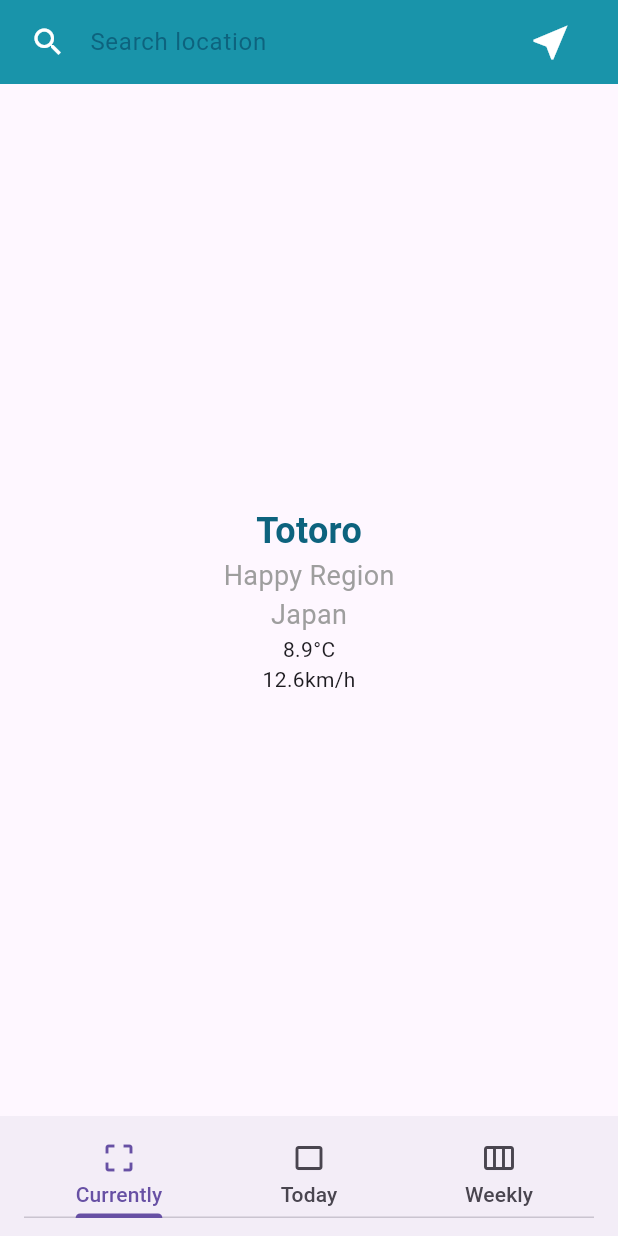
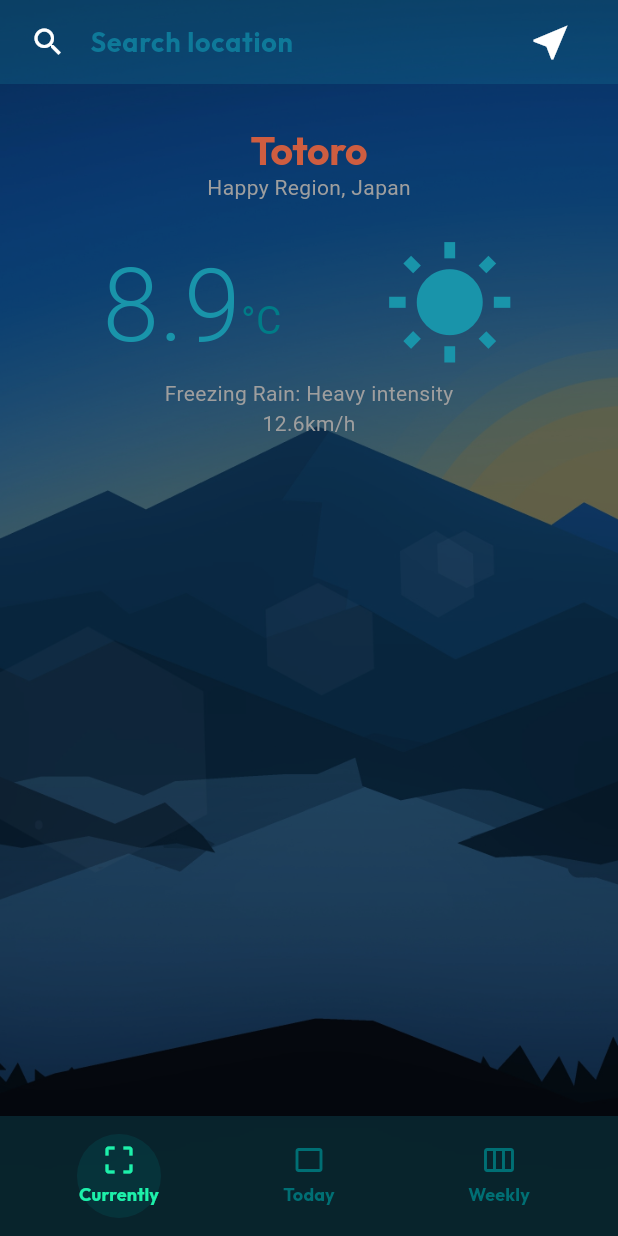
Before and after one commit to Neopuyo/WeatherApp, a Flutter app: the screen it shows after launch, on a phone screen of 412 x 824 dp. Run offline on Flutter 3.47's test engine with Material 3 defaults, Android fonts, the phone set to English and light mode, and no system bars; our stand-ins replace connectivity_plus, envied, geolocator, google_fonts, permission_handler.

Commit message:
module03 wip

```diff
--- /dev/null
+++ b/lib/design/weather_app_colors.dart
@@ -0,0 +1,47 @@
+// ignore_for_file: constant_identifier_names
+
+import 'package:flutter/material.dart';
+
+
+class WAppColor {
+  static const BG_COLOR                                 = Color(0xFF151525);
+  static const ACCENT                                   = Color(0xFF1DF0AA);
+  static const PRIMARY                                  = Color(0xFF1994AA);
+  static const SECONDARY                                = Color(0xFFCE5D40);
+  static const PRIMARY_WRITE_UP                         = Color(0xFF0D637E);
+    static const PRIMARY_WRITE_UP_L1                    = Color(0xFF0E7999);
+
+
+  static const TEXT_COLOR                               = Color(0xFF9e9e9e);
+  static const BODY_COLOR                               = Color(0xFF23233D);
+  static const BLACK                                    = Color(0xFF000000);
+  static const GREY                                     = Color(0xFF3a3f49);
+
+
+  static const MaterialColor primarySwatch = MaterialColor(0xFF1994AA, <int, Color>{
+     50: Color(0xFFB2E8E5),
+    100: Color(0xFF80D7D3),
+    200: Color(0xFF4DBBB9),
+    300: Color(0xFF26A6A0),
+    400: Color(0xFF1994AA),
+    500: Color(0xFF00899B),
+    600: Color(0xFF007C87),
+    700: Color(0xFF006F74),
+    800: Color(0xFF006260),
+    900: Color(0xFF004D4A),
+  });
+
+  static const MaterialColor accentSwatch = MaterialColor(0xFF1DF0AA, <int, Color>{
+     50: Color(0xFFB2F9E6),
+    100: Color(0xFF88F2D8),
+    200: Color(0xFF5DEBCA),
+    300: Color(0xFF32E0BB),
+    400: Color(0xFF1DF0AA),
+    500: Color(0xFF00E699),
+    600: Color(0xFF00CC88),
+    700: Color(0xFF00B277),
+    800: Color(0xFF009966),
+    900: Color(0xFF008055),
+  });
+
+}
--- /dev/null
+++ b/lib/design/weather_app_theme.dart
@@ -0,0 +1,158 @@
+// ignore_for_file: non_constant_identifier_names
+
+import 'package:flutter/material.dart';
+import 'package:flutter/widgets.dart';
+import 'package:google_fonts/google_fonts.dart';
+import 'package:weather_final_proj/design/weather_app_colors.dart';
+
+class WeatherAppTheme {
+
+  static ThemeData getWeatherAppTheme() {
+
+    return ThemeData(
+
+      // [1] textTheme
+      textTheme: TextTheme(
+        displayLarge: _titleFont(size: 26.0, color: WAppColor.SECONDARY),
+        displayMedium: _titleFont(size: 22.0, color: WAppColor.SECONDARY),
+        displaySmall: _titleFont(size: 16.0, color: WAppColor.SECONDARY),
+        titleLarge: _titleFont(size: 16.0, color: WAppColor.PRIMARY),
+        titleMedium: _titleFont(size: 14.0, color: WAppColor.PRIMARY),
+        titleSmall: _titleFont(size: 12.0, color: WAppColor.PRIMARY),
+        bodyLarge:_textFont(size: 16.0),
+        bodyMedium: _textFont(size: 14.0),
+        bodySmall: _textFont(size: 12.0),
+      ),
+
+      // [2] AppBarTheme
+      appBarTheme: AppBarTheme(
+        backgroundColor: WAppColor.PRIMARY.withOpacity(0.20),
+      ),
+
+      // [3] Scaffolf
+       scaffoldBackgroundColor: WAppColor.BG_COLOR, // covered by image
+
+      // [4] BottomNavigationBarThemeData
+      bottomAppBarTheme: BottomAppBarTheme(
+        color: WAppColor.PRIMARY.withOpacity(0.20),
+        elevation: 5.0,
+        surfaceTintColor: WAppColor.TEXT_COLOR,
+        shadowColor: WAppColor.SECONDARY,
+      ),
+
+      // [5] Icons
+      iconTheme: const IconThemeData(
+        color: WAppColor.SECONDARY,
+        size: 24.0,
+      ),
+
+      // [6] TabBarTheme
+      tabBarTheme: TabBarTheme(
+        dividerColor: WAppColor.PRIMARY,
+        dividerHeight: 0,
+        labelColor: WAppColor.ACCENT,
+        unselectedLabelColor: WAppColor.primarySwatch[700],
+        indicatorSize: TabBarIndicatorSize.tab,
+        indicator: BoxDecoration(
+          color: WAppColor.primarySwatch[700]!.withOpacity(0.2),
+          shape: BoxShape.circle,
+          ),
+        ),
+
+      // [7] listTileTheme
+      listTileTheme: ListTileThemeData(
+        tileColor: WAppColor.BG_COLOR.withOpacity(0.2),
+        iconColor: WAppColor.primarySwatch[700],
+        textColor: WAppColor.TEXT_COLOR,
+        titleTextStyle: _titleFont(size: 18.0, color: WAppColor.accentSwatch[700]),
+        subtitleTextStyle: _textFont(size: 14.0),
+        selectedColor: WAppColor.ACCENT,
+        selectedTileColor: WAppColor.primarySwatch[700],
+        visualDensity: VisualDensity.compact,
+      ),
+
+      // [8] TextField
+      inputDecorationTheme: const InputDecorationTheme(
+        hintStyle: TextStyle(
+          color: WAppColor.PRIMARY_WRITE_UP,
+          fontSize: 16.0,
+        ),
+      ),
+
+      // [9] PrimarySwatch - not used yet
+      primarySwatch: WAppColor.primarySwatch,
+      focusColor: WAppColor.ACCENT,
+
+      // [10] textSelectionTheme
+      textSelectionTheme: const TextSelectionThemeData(
+        cursorColor: WAppColor.ACCENT,
+        selectionColor: WAppColor.ACCENT,
+        selectionHandleColor: WAppColor.ACCENT,
+      ),
+
+    );
+
+  }
+
+  // [1] textTheme - Helpers
+  static TextStyle _titleFont({double size = 20.0, color = WAppColor.TEXT_COLOR}) {
+    return GoogleFonts.getFont(
+        'Outfit',
+        fontSize: size,
+        fontWeight: FontWeight.bold,
+        color: color
+    );
+  }
+
+   static TextStyle _textFont({double size = 14.0, color = WAppColor.TEXT_COLOR}) {
+    return GoogleFonts.getFont(
+        'Roboto',
+        fontSize: size,
+        color: color
+    );
+  }
+
+
+  /* -------------  [+] Specific widget style  ------------- */
+  static TextStyle textfieldInput() {
+    return TextStyle(
+      color: WAppColor.primarySwatch[300],
+      fontFamily: 'Roboto',
+      fontSize: 18,
+      fontWeight: FontWeight.bold
+    );
+  }
+
+  static TextStyle textfieldHint() {
+    return const TextStyle(
+      color: WAppColor.PRIMARY_WRITE_UP_L1,
+      fontFamily: 'Outfit',
+      fontSize: 18,
+      // fontWeight: FontWeight.bold
+    );
+  }
+
+  // WEATHER TABS
+  //  - Currently
+  static TextStyle currentlyTemperature() {
+    return TextStyle(
+      color: WAppColor.primarySwatch[400],
+      fontFamily: 'Roboto',
+      fontSize: 68,
+      fontWeight: FontWeight.w300,
+    );
+  }
+
+   static TextStyle currentlyTemperatureUnit() {
+    return TextStyle(
+      color: WAppColor.primarySwatch[600],
+      fontFamily: 'Roboto',
+      fontSize: 26,
+      // fontWeight: FontWeight.bold
+    );
+  }
+
+
+
+
+}
--- a/lib/main.dart
+++ b/lib/main.dart
@@ -1,5 +1,6 @@
 import 'package:flutter/material.dart';
 import 'package:provider/provider.dart';
+import 'package:weather_final_proj/design/weather_app_theme.dart';
 import 'package:weather_final_proj/providers/city_provider.dart';
 import 'package:weather_final_proj/providers/connectivity_provider.dart';
 import 'screens/weather_app_screen.dart';
@@ -22,23 +23,11 @@ class MyApp extends StatelessWidget {
           create: (context) => ConnectivityProvider(),
         ),
       ],
-      child: const MaterialApp(
-        home: WeatherAppScreen(key: Key("weather_app_screen")),
-        // theme: _weatherAppTheme,
+      child: MaterialApp(
+        home: const WeatherAppScreen(key: Key("weather_app_screen")),
+        theme: WeatherAppTheme.getWeatherAppTheme(),
       ),
     );
   }
 
-  ThemeData _weatherAppTheme() {
-    return ThemeData(
-      primarySwatch: Colors.blue,
-        hintColor: Colors.orange,
-        fontFamily: 'Roboto',
-        textTheme: const TextTheme(
-          displayLarge:  TextStyle(fontSize: 24, fontWeight: FontWeight.bold),
-          displayMedium: TextStyle(fontSize: 18, fontStyle: FontStyle.italic),
-          displaySmall:  TextStyle(fontSize: 10, color: Colors.grey),
-        ),
-    );
-  }
 }
--- a/lib/models/city_class.dart
+++ b/lib/models/city_class.dart
@@ -64,6 +64,14 @@ class City {
     );
   }
 
+  String getRegionAndCountry() {
+    if (region.isNotEmpty) {
+      return "$region, $country";
+    } else {
+      return country;
+    }
+  }
+
   static List<City> getSampleData() {
     return [
       City(id: 1, name: 'Paris', latitude: 48.8566, longitude: 2.3522, region: 'Île-de-France', countryCode: 'FR', countryId: 1, country: 'France'),
--- a/lib/models/weather_code.dart
+++ b/lib/models/weather_code.dart
@@ -2,44 +2,49 @@ import 'package:flutter/material.dart';
 
 class WeatherCodeDescription {
   final String description;
-  final Icon icon;
+  final IconData iconData;
 
-  WeatherCodeDescription(this.description, this.icon);
+  WeatherCodeDescription(this.description, this.iconData);
 }
 
 class WeatherCode {
   static final Map<int, WeatherCodeDescription> _weatherCodeMap = {
-    0: WeatherCodeDescription('Clear sky', const Icon(Icons.wb_sunny)),
-    1: WeatherCodeDescription('Mainly clear', const Icon(Icons.wb_sunny)),
-    2: WeatherCodeDescription('Partly cloudy', const Icon(Icons.cloud)),
-    3: WeatherCodeDescription('Overcast', const Icon(Icons.cloud_queue)),
-    45: WeatherCodeDescription('Fog', const Icon(Icons.foggy)),
-    48: WeatherCodeDescription('Depositing rime fog', const Icon(Icons.foggy)),
-    51: WeatherCodeDescription('Drizzle: Light intensity', const Icon(Icons.cloud_circle)),
-    53: WeatherCodeDescription('Drizzle: Moderate intensity', const Icon(Icons.cloud_circle)),
-    55: WeatherCodeDescription('Drizzle: Dense intensity', const Icon(Icons.cloud_circle)),
-    56: WeatherCodeDescription('Freezing Drizzle: Light intensity', const Icon(Icons.cloud_circle)),
-    57: WeatherCodeDescription('Freezing Drizzle: Dense intensity', const Icon(Icons.cloud_circle)),
-    61: WeatherCodeDescription('Rain: Slight intensity', const Icon(Icons.cloud)),
-    63: WeatherCodeDescription('Rain: Moderate intensity', const Icon(Icons.grain)),
-    65: WeatherCodeDescription('Rain: Heavy intensity', const Icon(Icons.grain)),
-    66: WeatherCodeDescription('Freezing Rain: Light intensity', const Icon(Icons.grain)),
-    67: WeatherCodeDescription('Freezing Rain: Heavy intensity', const Icon(Icons.grain)),
-    71: WeatherCodeDescription('Snow fall: Slight intensity', const Icon(Icons.snowing)),
-    73: WeatherCodeDescription('Snow fall: Moderate intensity', const Icon(Icons.snowing)),
-    75: WeatherCodeDescription('Snow fall: Heavy intensity', const Icon(Icons.snowing)),
-    77: WeatherCodeDescription('Snow grains', const Icon(Icons.snowing)),
-    80: WeatherCodeDescription('Rain showers: Slight intensity', const Icon(Icons.grain)),
-    81: WeatherCodeDescription('Rain showers: Moderate intensity', const Icon(Icons.grain)),
-    82: WeatherCodeDescription('Rain showers: Violent intensity', const Icon(Icons.grain)),
-    85: WeatherCodeDescription('Snow showers: Slight intensity', const Icon(Icons.snowing)),
-    86: WeatherCodeDescription('Snow showers: Heavy intensity', const Icon(Icons.snowing)),
-    95: WeatherCodeDescription('Thunderstorm: Slight or moderate', const Icon(Icons.thunderstorm)),
-    96: WeatherCodeDescription('Thunderstorm with slight hail', const Icon(Icons.thunderstorm)),
-    99: WeatherCodeDescription('Thunderstorm with heavy hail', const Icon(Icons.thunderstorm)),
+    0: WeatherCodeDescription('Clear sky', Icons.wb_sunny),
+    1: WeatherCodeDescription('Mainly clear', Icons.wb_sunny),
+    2: WeatherCodeDescription('Partly cloudy', Icons.cloud),
+    3: WeatherCodeDescription('Overcast', Icons.cloud_queue),
+    45: WeatherCodeDescription('Fog', Icons.foggy),
+    48: WeatherCodeDescription('Depositing rime fog', Icons.foggy),
+    51: WeatherCodeDescription('Drizzle: Light intensity', Icons.cloud_circle),
+    53: WeatherCodeDescription('Drizzle: Moderate intensity', Icons.cloud_circle),
+    55: WeatherCodeDescription('Drizzle: Dense intensity', Icons.cloud_circle),
+    56: WeatherCodeDescription('Freezing Drizzle: Light intensity', Icons.cloud_circle),
+    57: WeatherCodeDescription('Freezing Drizzle: Dense intensity', Icons.cloud_circle),
+    61: WeatherCodeDescription('Rain: Slight intensity', Icons.cloud),
+    63: WeatherCodeDescription('Rain: Moderate intensity', Icons.grain),
+    65: WeatherCodeDescription('Rain: Heavy intensity', Icons.grain),
+    66: WeatherCodeDescription('Freezing Rain: Light intensity', Icons.grain),
+    67: WeatherCodeDescription('Freezing Rain: Heavy intensity', Icons.grain),
+    71: WeatherCodeDescription('Snow fall: Slight intensity', Icons.snowing),
+    73: WeatherCodeDescription('Snow fall: Moderate intensity', Icons.snowing),
+    75: WeatherCodeDescription('Snow fall: Heavy intensity', Icons.snowing),
+    77: WeatherCodeDescription('Snow grains', Icons.snowing),
+    80: WeatherCodeDescription('Rain showers: Slight intensity', Icons.grain),
+    81: WeatherCodeDescription('Rain showers: Moderate intensity', Icons.grain),
+    82: WeatherCodeDescription('Rain showers: Violent intensity', Icons.grain),
+    85: WeatherCodeDescription('Snow showers: Slight intensity', Icons.snowing),
+    86: WeatherCodeDescription('Snow showers: Heavy intensity', Icons.snowing),
+    95: WeatherCodeDescription('Thunderstorm: Slight or moderate', Icons.thunderstorm),
+    96: WeatherCodeDescription('Thunderstorm with slight hail', Icons.thunderstorm),
+    99: WeatherCodeDescription('Thunderstorm with heavy hail', Icons.thunderstorm),
   };
 
   static WeatherCodeDescription getWeatherCodeDescription(int code) {
-    return _weatherCodeMap.putIfAbsent(code, () => WeatherCodeDescription('Unknown', const Icon(Icons.question_mark)));
+    return _weatherCodeMap.putIfAbsent(code, () => WeatherCodeDescription('Unknown', Icons.question_mark));
+  }
+
+  static Icon getWeatherIcon({int code = 0, Color color = Colors.black, double size = 24}) {
+    final description = getWeatherCodeDescription(code);
+    return Icon(description.iconData, color: color, size: size);
   }
 }
--- a/lib/screens/weather_app_screen.dart
+++ b/lib/screens/weather_app_screen.dart
@@ -1,5 +1,7 @@
 import 'package:flutter/material.dart';
+import 'package:flutter/widgets.dart';
 import 'package:provider/provider.dart';
+import 'package:weather_final_proj/design/weather_app_colors.dart';
 import 'package:weather_final_proj/models/city_class.dart';
 import 'package:weather_final_proj/models/weather_data.dart';
 import 'package:weather_final_proj/providers/city_provider.dart';
@@ -158,10 +160,27 @@ You can still use the app
 
   @override
   Widget build(BuildContext context) {
-    return Scaffold(
-      appBar: TopBarWidget(geoHandler: _geoHandler, onPositionButtonForce: _onPositionButtonForce),
-      body: _prepareWeatherTabViewHub(context),
-      bottomNavigationBar: BottomBarWidget(tabController: _tabController, timeScaleTabs: timeScaleTabs),
-    );
-  }
+      return Stack(
+    children: [
+      Container(
+        decoration: BoxDecoration(
+          image: DecorationImage(
+            // [!] Sonic will proove that background is all screen size
+            // image: const AssetImage("assets/images/sonic.webp"),
+            image: const AssetImage("assets/images/weather_background.jpg"),
+            colorFilter: ColorFilter.mode(
+                WAppColor.BG_COLOR.withOpacity(0.65), BlendMode.multiply),
+            fit: BoxFit.cover,
+          ),
+        ),
+      ),
+      Scaffold(
+        backgroundColor: Colors.transparent, // set background color to transparent
+        appBar: TopBarWidget(geoHandler: _geoHandler, onPositionButtonForce: _onPositionButtonForce),
+        body: _prepareWeatherTabViewHub(context),
+        bottomNavigationBar: BottomBarWidget(tabController: _tabController, timeScaleTabs: timeScaleTabs),
+      ),
+    ],
+  );
 }
+}
--- a/lib/screens/weather_tabview_hub.dart
+++ b/lib/screens/weather_tabview_hub.dart
@@ -1,6 +1,8 @@
 import 'package:connectivity_plus/connectivity_plus.dart';
 import 'package:flutter/material.dart';
 import 'package:provider/provider.dart';
+import 'package:weather_final_proj/design/weather_app_colors.dart';
+import 'package:weather_final_proj/design/weather_app_theme.dart';
 import 'package:weather_final_proj/models/city_class.dart';
 import 'package:weather_final_proj/models/weather_data.dart';
 import 'package:weather_final_proj/providers/city_provider.dart';
@@ -23,12 +25,20 @@ class WeatherTabViewHub extends StatelessWidget {
     final GeoFetcher geoFetcher = GeoFetcher();
 
     return ListView.builder(
-      itemCount: cityProvider.suggestionsCities.length,
+      itemCount: cityProvider.suggestionsCities.length < 5 ? cityProvider.suggestionsCities.length : 5,
       itemBuilder: (context, index) {
         return ListTile(
-          title: Text(cityProvider.suggestionsCities[index].name),
+          title: Text(cityProvider.suggestionsCities[index].name,
+          style: TextStyle(
+            color: WAppColor.accentSwatch[700],
+            fontSize: 20.0,
+            fontWeight: FontWeight.bold,
+            fontFamily: "Roboto",
+            ),
+          ),
           subtitle: _suggestionListTileSubtitle(
               cityProvider.suggestionsCities[index]),
+          leading: const Icon(Icons.location_on),
           onTap: () async {
             cityProvider.submitCity(cityProvider.suggestionsCities[index]);
             try {
--- a/lib/widgets/bottom_bar_widget.dart
+++ b/lib/widgets/bottom_bar_widget.dart
@@ -14,6 +14,7 @@ class BottomBarWidget extends StatelessWidget {
   @override
   Widget build(BuildContext context) {
     return BottomAppBar(
+        elevation: 0,
         child: SizedBox(
           height: 56,
           child: TabBar(
--- a/lib/widgets/geo_search_field.dart
+++ b/lib/widgets/geo_search_field.dart
@@ -1,6 +1,8 @@
 import 'dart:async';
 import 'package:flutter/material.dart';
 import 'package:provider/provider.dart';
+import 'package:weather_final_proj/design/weather_app_colors.dart';
+import 'package:weather_final_proj/design/weather_app_theme.dart';
 import 'package:weather_final_proj/models/city_class.dart';
 import 'package:weather_final_proj/providers/city_provider.dart';
 import 'package:weather_final_proj/tools/geo_fetcher.dart';
@@ -28,14 +30,15 @@ class _GeoSearchFieldState extends State<GeoSearchField> {
     final GeoFetcher geoFetcher = GeoFetcher();
 
     return TextField(
+      style: WeatherAppTheme.textfieldInput(),
       controller: widget.controller,
-      decoration: const InputDecoration(
+      decoration: InputDecoration(
         hintText: 'Search location',
-        hintStyle:
-            TextStyle(color: Color.fromARGB(255, 13, 99, 126), fontSize: 16),
+        hintStyle: WeatherAppTheme.textfieldHint(),
         border: InputBorder.none,
-        icon: Icon(Icons.search, color: Colors.white),
+        icon: const Icon(Icons.search, color: Colors.white),
       ),
+       cursorColor: WAppColor.ACCENT,
        onChanged: (value) {
         if (value.length > 2) {
           _debounceTimer?.cancel();
--- a/lib/widgets/top_bar_widget.dart
+++ b/lib/widgets/top_bar_widget.dart
@@ -31,7 +31,6 @@ class TopBarWidget extends StatelessWidget implements PreferredSizeWidget {
     }
 
     return AppBar(
-      backgroundColor: const Color(0xFF1994AA),
       actions: [
         Expanded(
           child: Padding(
--- a/lib/widgets/weatherTabs/currently_weather_tab.dart
+++ b/lib/widgets/weatherTabs/currently_weather_tab.dart
@@ -1,4 +1,7 @@
 import 'package:flutter/material.dart';
+import 'package:weather_final_proj/design/weather_app_colors.dart';
+import 'package:weather_final_proj/design/weather_app_theme.dart';
+import 'package:weather_final_proj/models/weather_code.dart';
 import 'package:weather_final_proj/models/weather_data.dart';
 import 'package:weather_final_proj/providers/city_provider.dart';
 
@@ -10,18 +13,49 @@ class CurrentlyWeatherTab extends StatelessWidget {
   @override
   Widget build(BuildContext context) {
     final WeatherData weatherData = cityProvider.weatherData;
+    final int code = weatherData.currentWeather.weathercode;
     // Construisez l'interface utilisateur de l'onglet "Currently" ici
     return Column(
       mainAxisAlignment: MainAxisAlignment.center,
       children:
       [
-        Row(
-          mainAxisAlignment: MainAxisAlignment.center,
-          children: [
-            Text(weatherData.currentWeather.temperature.toString()),
-            Text(weatherData.currentWeatherUnits.temperature),
-          ],
-        ),
+      Row(
+        mainAxisAlignment: MainAxisAlignment.center,
+        children:
+        [
+          const Spacer(),
+          RichText(
+            text: TextSpan(children: [
+              WidgetSpan(
+                  alignment: PlaceholderAlignment.middle,
+                  child: Text(
+                    weatherData.currentWeather.temperature.toString(),
+                    style: WeatherAppTheme.currentlyTemperature(),
+                  )),
+              WidgetSpan(
+                  alignment: PlaceholderAlignment.top,
+                  child: Text(
+                    weatherData.currentWeatherUnits.temperature,
+                    style: WeatherAppTheme.currentlyTemperatureUnit(),
+                  )),
+            ]),
+          ),
+          const Spacer(),
+
+              WeatherCode.getWeatherIcon(code: code, color: WAppColor.PRIMARY, size: 88),
+
+
+
+          const Spacer(),
+        ],
+      ),
+
+
+        // WeatherCode.getWeatherIcon(code: weatherData.currentWeather.weathercode, color: Colors.blueGrey, size: 48),
+       Text(
+                    WeatherCode.getWeatherCodeDescription(67).description,
+                    overflow: TextOverflow.ellipsis),
+
         Row(
           mainAxisAlignment: MainAxisAlignment.center,
           children: [
--- a/lib/widgets/weatherTabs/today_weather_tab.dart
+++ b/lib/widgets/weatherTabs/today_weather_tab.dart
@@ -37,7 +37,7 @@ class TodayWeatherTab extends StatelessWidget {
               children: [
                 Text(formatedTime),
                 Icon(
-                  WeatherCode.getWeatherCodeDescription(weatherCode).icon.icon,
+                  WeatherCode.getWeatherCodeDescription(weatherCode).iconData,
                   color: Colors.blueGrey,
                   size: 12,
                 ),
--- a/lib/widgets/weatherTabs/weather_tab_view_widget.dart
+++ b/lib/widgets/weatherTabs/weather_tab_view_widget.dart
@@ -29,36 +29,23 @@ class WeatherTabView extends StatelessWidget {
     }
   }
 
-  Widget _cityLocationWidget(City city) {
+  Widget _cityLocationWidget({required BuildContext context, required City city}) {
     return Column(
       mainAxisAlignment: MainAxisAlignment.center,
       children: [
+        const Padding(padding: EdgeInsets.symmetric(vertical: 15)),
         Text(
           city.name,
-          style: const TextStyle(
-            fontSize: 24,
-            color: Color.fromARGB(255, 13, 99, 126),
-            fontWeight: FontWeight.bold
-          ),
+          style: Theme.of(context).textTheme.displayLarge,
         ),
         Text(
-          city.region,
-          style: const TextStyle(
-            fontSize: 18,
-            color: Colors.grey,
-          ),
+          city.getRegionAndCountry(),
+          style: Theme.of(context).textTheme.bodyMedium,
         ),
-        Text(
-          city.country,
-          style: const TextStyle(
-            fontSize: 18,
-            color: Colors.grey,
-          ),
-        )
+        const Padding(padding: EdgeInsets.symmetric(vertical: 10)),
       ],
     );
   }
-
 
   @override
   Widget build(BuildContext context) {
@@ -67,9 +54,9 @@ class WeatherTabView extends StatelessWidget {
       controller: tabController,
       children: timeScaleTabs.map((Tab tab) {
         return Column(
-          mainAxisAlignment: MainAxisAlignment.center,
+          mainAxisAlignment: MainAxisAlignment.start,
           children: [
-            _cityLocationWidget(cityProvider.selectedCity ?? City.tanukiCity()),
+            _cityLocationWidget(context: context, city: cityProvider.selectedCity ?? City.tanukiCity()),
             _weatherTabHub(tab: tab, cityProvider: cityProvider),
           ],
         );
--- a/lib/widgets/weatherTabs/weekly_weather_tab.dart
+++ b/lib/widgets/weatherTabs/weekly_weather_tab.dart
@@ -30,7 +30,7 @@ class WeeklyWeatherTab extends StatelessWidget {
                 mainAxisAlignment: MainAxisAlignment.spaceBetween,
                 children: [
                   Text(formatedTime),
-                  Icon(WeatherCode.getWeatherCodeDescription(weatherCode).icon.icon, color: Colors.blueGrey, size: 12,),
+                  Icon(WeatherCode.getWeatherCodeDescription(weatherCode).iconData, color: Colors.blueGrey, size: 12,),
                   SizedBox(
                     width: 50,
                     child: Text(
```
Also changed, not shown: pubspec.yaml (+5 -2 lines), assets/images/sonic.webp (added), assets/images/weather_background.jpg (added), pubspec.lock.
